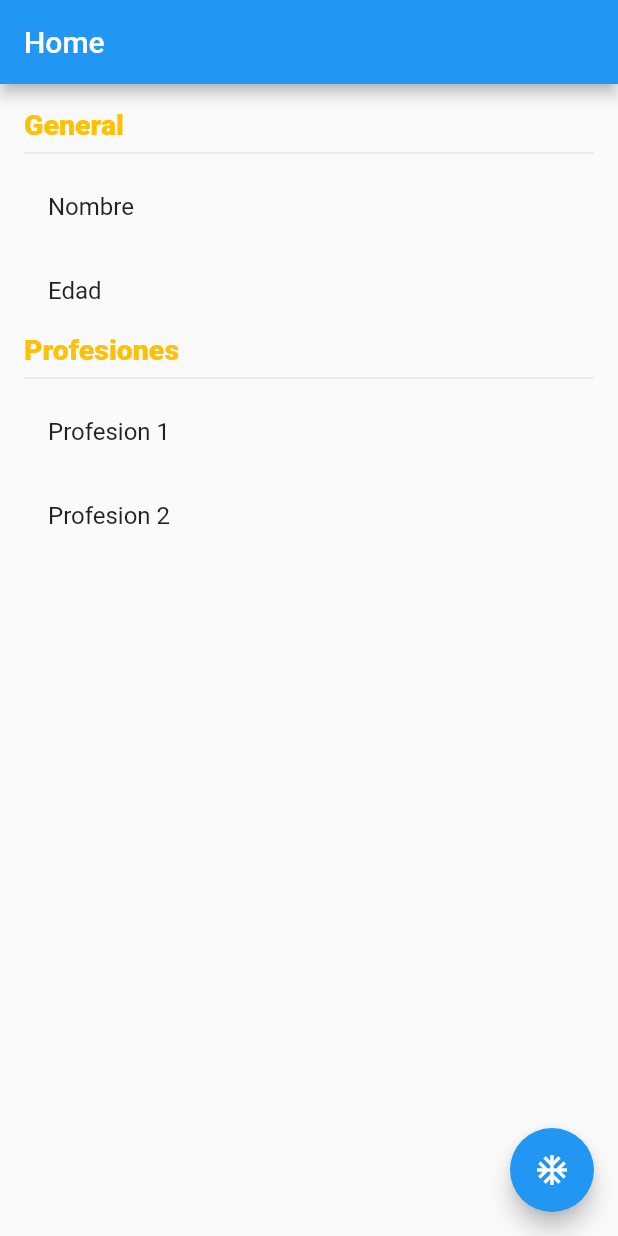
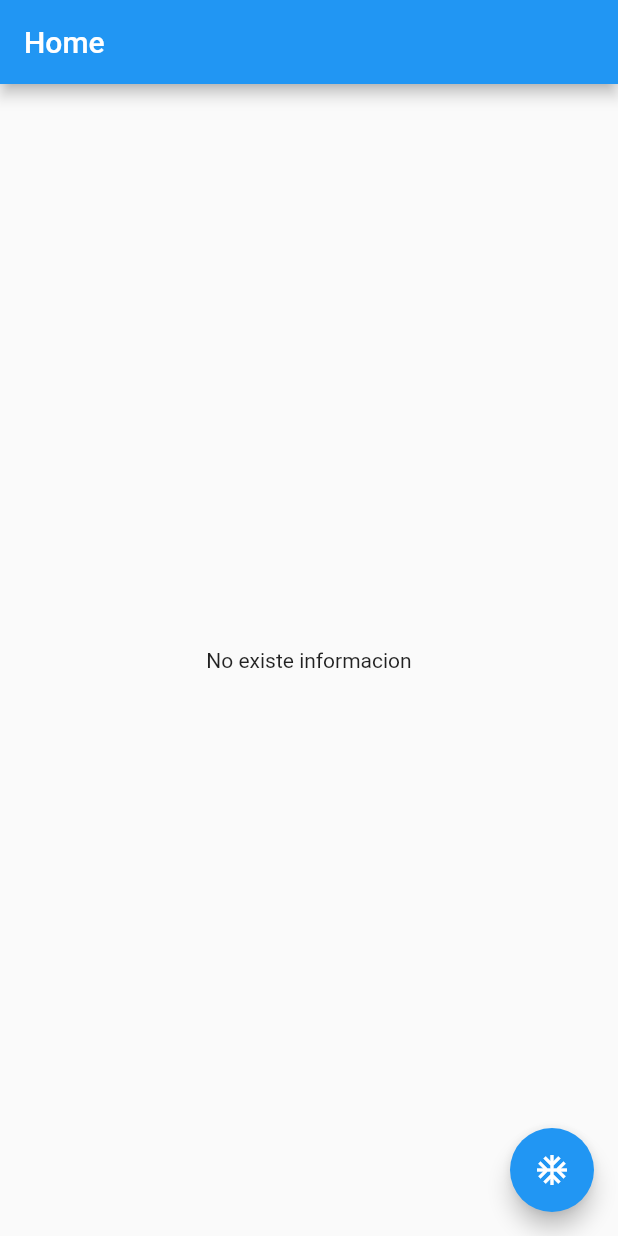
Before and after one commit to CrisRonda/Flutter-Singleton-Bloc-Cubit-Provider, a Flutter app: the screen it shows after launch, on a phone screen of 412 x 824 dp. Run offline on Flutter 3.47's test engine with Material 2 defaults, Android fonts, the phone set to English and light mode, and no system bars; our stand-ins replace flutter_bloc.

```diff
--- /dev/null
+++ b/lib/bloc/user/user_state.dart
@@ -0,0 +1,15 @@
+part of 'user_cubit.dart';
+
+@immutable
+abstract class UserState {}
+
+class UserInitial extends UserState {
+  final existUser = false;
+}
+
+class UserActive extends UserState {
+  final existUser = true;
+  final User user;
+
+  UserActive(this.user);
+}
--- a/lib/main.dart
+++ b/lib/main.dart
@@ -1,4 +1,6 @@
 import 'package:flutter/material.dart';
+import 'package:flutter_bloc/flutter_bloc.dart';
+import 'package:states/bloc/user/user_cubit.dart';
 import 'package:states/pages/details_page.dart';
 import 'package:states/pages/home_page.dart';
 
@@ -7,13 +9,18 @@ void main() => runApp(MyApp());
 class MyApp extends StatelessWidget {
   @override
   Widget build(BuildContext context) {
-    return MaterialApp(
+    return MultiBlocProvider(
+      providers: [
+        BlocProvider(create: (_) => new UserCubit()),
+      ],
+      child: MaterialApp(
         debugShowCheckedModeBanner: false,
         initialRoute: 'home',
         routes: {
           'home': (_) => HomePage(),
           'details': (_) => DetailsPage(),
         },
+      ),
     );
   }
 }
--- a/lib/models/user.dart
+++ b/lib/models/user.dart
@@ -1,8 +1,14 @@
 class User {
-  String name;
-  int edad;
-  List<String> professions;
+  final String name;
+  final int age;
+  final List<String> professions;
 
-  User({required this.name, required this.edad, this.professions = const []});
+  User({required this.name, required this.age, this.professions = const []});
 
+  User copyWith({String? name, int? age, List<String>? professions}) {
+    return User(
+        name: name ?? this.name,
+        age: age ?? this.age,
+        professions: professions ?? this.professions);
+  }
 }
--- a/lib/pages/home_page.dart
+++ b/lib/pages/home_page.dart
@@ -1,4 +1,7 @@
 import 'package:flutter/material.dart';
+import 'package:flutter_bloc/flutter_bloc.dart';
+import 'package:states/bloc/user/user_cubit.dart';
+import 'package:states/models/user.dart';
 
 class HomePage extends StatelessWidget {
   @override
@@ -6,16 +9,54 @@ class HomePage extends StatelessWidget {
     return Scaffold(
       appBar: AppBar(
         title: Text("Home"),
+        actions: [Actions()],
       ),
       floatingActionButton: FloatingActionButton(
           child: Icon(Icons.ac_unit),
           onPressed: () => Navigator.pushNamed(context, 'details')),
-      body: UserDetails(),
+      body: BodyScaffold(),
+    );
+  }
+}
+
+class Actions extends StatelessWidget {
+  @override
+  Widget build(BuildContext context) {
+    final userCubit = BlocProvider.of<UserCubit>(context, listen: true);
+    switch (userCubit.state.runtimeType) {
+      case UserActive:
+        return IconButton(
+            onPressed: () {
+              userCubit.removeUser();
+            },
+            icon: Icon(Icons.logout));
+
+      default:
+        return SizedBox.shrink();
+    }
+  }
+}
+
+class BodyScaffold extends StatelessWidget {
+  @override
+  Widget build(BuildContext context) {
+    return BlocBuilder<UserCubit, UserState>(
+      builder: (_, state) {
+        switch (state.runtimeType) {
+          case UserActive:
+            return UserDetails((state as UserActive).user);
+          default:
+            return Center(child: Text("No existe informacion"));
+        }
+      },
     );
   }
 }
 
 class UserDetails extends StatelessWidget {
+  final User user;
+
+  const UserDetails(this.user) : super();
   @override
   Widget build(BuildContext context) {
     return Container(
@@ -32,10 +73,10 @@ class UserDetails extends StatelessWidget {
           ),
           Divider(),
           ListTile(
-            title: Text("Nombre"),
+            title: Text(user.name),
           ),
           ListTile(
-            title: Text("Edad"),
+            title: Text(user.age.toString()),
           ),
           Text(
             'Profesiones',
@@ -43,12 +84,15 @@ class UserDetails extends StatelessWidget {
                 color: Colors.amber, fontSize: 19, fontWeight: FontWeight.w800),
           ),
           Divider(),
-          ListTile(
-            title: Text("Profesion 1"),
-          ),
-          ListTile(
-            title: Text("Profesion 2"),
-          ),
+          ...this
+              .user
+              .professions
+              .map(
+                (item) => ListTile(
+                  title: Text(item),
+                ),
+              )
+              .toList(),
         ],
       ),
     );
--- a/pubspec.yaml
+++ b/pubspec.yaml
@@ -28,6 +28,7 @@ dependencies:
   # The following adds the Cupertino Icons font to your application.
   # Use with the CupertinoIcons class for iOS style icons.
   cupertino_icons: ^1.0.2
+  flutter_bloc: ^7.0.1
 
 dev_dependencies:
   flutter_test:
```
Also changed, not shown: lib/bloc/user/user_cubit.dart (added, +37 -0 lines), lib/pages/details_page.dart (+16 -3 lines), pubspec.lock. Lines whose indentation alone changed are shown as unchanged.
